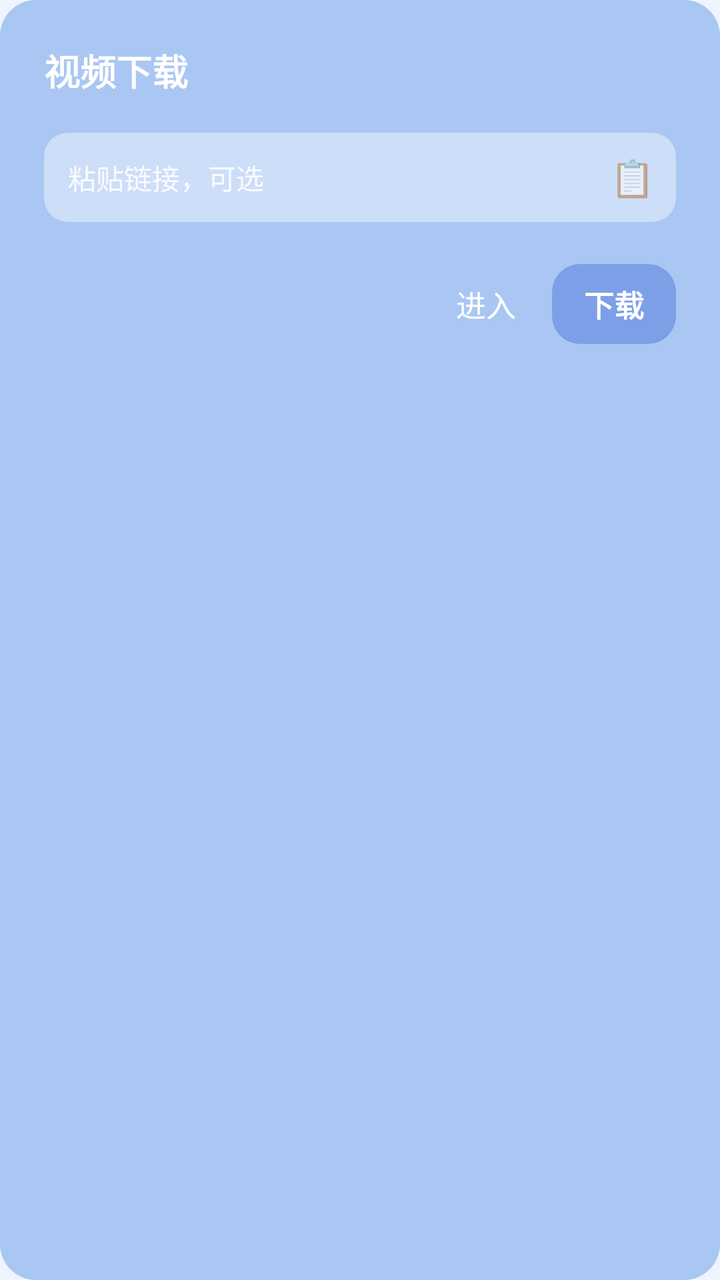
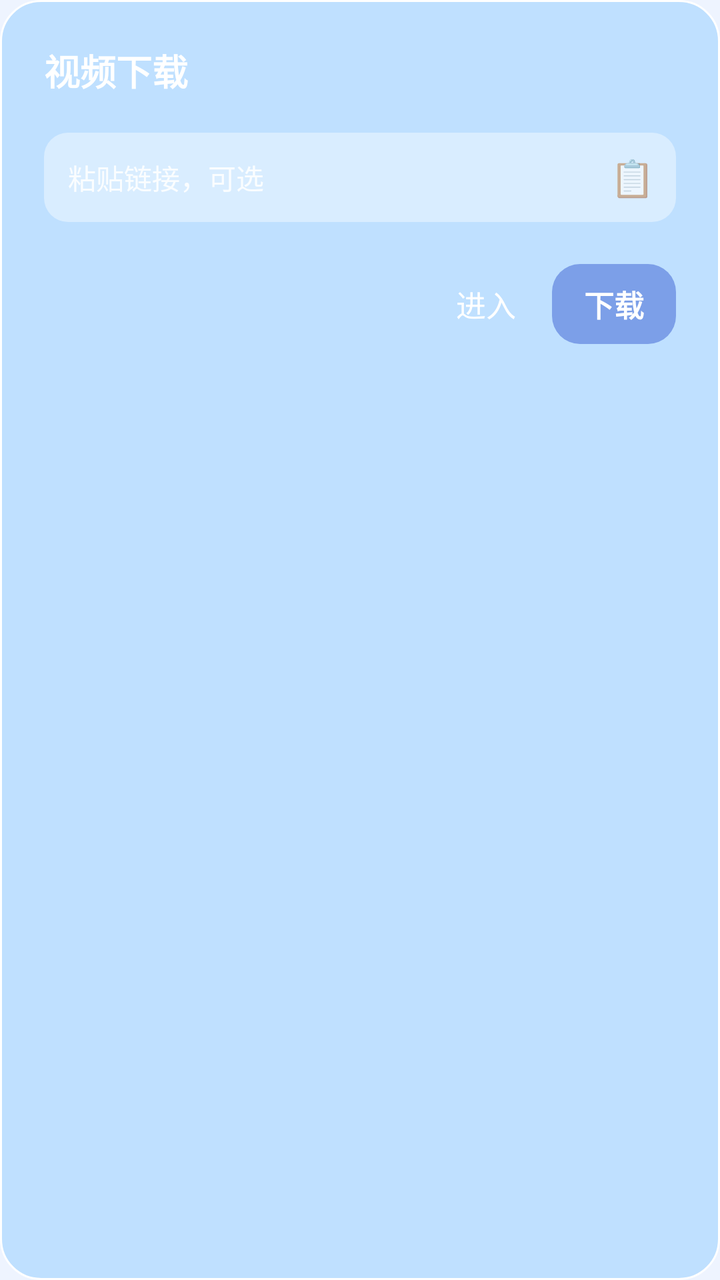

An Android layout rendered at two revisions. The XML below is the earlier revision; the diff shows what the commit changed to produce the second picture.
<!-- AndroidManifest.xml: application theme AppTheme -->
<!-- res/layout/dialog_vdl.xml -->
<?xml version="1.0" encoding="utf-8"?>
<LinearLayout xmlns:android="http://schemas.android.com/apk/res/android"
    android:layout_width="match_parent"
    android:layout_height="wrap_content"
    android:orientation="vertical"
    android:background="@drawable/bg_dialog_blue"
    android:padding="22dp">

    <TextView
        android:id="@+id/tv_dialog_title"
        android:layout_width="wrap_content"
        android:layout_height="wrap_content"
        android:text="视频下载"
        android:textColor="#FFFFFF"
        android:textSize="18sp"
        android:textStyle="bold"/>

    
    <LinearLayout
        android:layout_width="match_parent"
        android:layout_height="wrap_content"
        android:orientation="horizontal"
        android:gravity="center_vertical"
        android:layout_marginTop="18dp"
        android:background="@drawable/bg_input_flat">

        <EditText
            android:id="@+id/et_vdl_url"
            android:layout_width="0dp"
            android:layout_height="wrap_content"
            android:layout_weight="1"
            android:background="@null"
            android:padding="12dp"
            android:textColor="#FFFFFF"
            android:textColorHint="#DDFFFFFF"
            android:textSize="14sp"
            android:hint="粘贴链接，可选"
            android:maxLines="1"
            android:singleLine="true"
            android:inputType="textUri"/>

        <TextView
            android:id="@+id/btn_vdl_paste"
            android:layout_width="44dp"
            android:layout_height="44dp"
            android:gravity="center"
            android:text="📋"
            android:textSize="18sp"/>
    </LinearLayout>

    
    <LinearLayout
        android:layout_width="match_parent"
        android:layout_height="wrap_content"
        android:orientation="horizontal"
        android:gravity="right|center_vertical"
        android:layout_marginTop="20dp">

        <TextView
            android:id="@+id/btn_vdl_cancel"
            android:layout_width="wrap_content"
            android:layout_height="wrap_content"
            android:text="进入"
            android:textColor="#FFFFFF"
            android:textSize="15sp"
            android:padding="10dp"/>

        <TextView
            android:id="@+id/btn_vdl_go"
            android:layout_width="wrap_content"
            android:layout_height="wrap_content"
            android:layout_marginLeft="8dp"
            android:text="下载"
            android:textColor="#FFFFFF"
            android:textStyle="bold"
            android:textSize="15sp"
            android:paddingLeft="16dp" android:paddingRight="16dp"
            android:paddingTop="9dp" android:paddingBottom="9dp"
            android:background="@drawable/bg_btn_deep"/>
    </LinearLayout>
</LinearLayout>
<!-- resources referenced by this layout -->
<resources>
  <!-- drawable bg_btn_deep (drawable) -->
  <?xml version="1.0" encoding="utf-8"?>
  <shape xmlns:android="http://schemas.android.com/apk/res/android" android:shape="rectangle">
      <solid android:color="#7C9FE8"/>
      <corners android:radius="14dp"/>
  </shape>
  <!-- drawable bg_dialog_blue (drawable) -->
  <?xml version="1.0" encoding="utf-8"?>
  <shape xmlns:android="http://schemas.android.com/apk/res/android" android:shape="rectangle">
      <solid android:color="#A9C7F2"/>
      <corners android:radius="18dp"/>
  </shape>
  <!-- drawable bg_input_flat (drawable) -->
  <?xml version="1.0" encoding="utf-8"?>
  <shape xmlns:android="http://schemas.android.com/apk/res/android" android:shape="rectangle">
      <solid android:color="#66FFFFFF"/>
      <corners android:radius="12dp"/>
  </shape>
  <style name="AppTheme" parent="Theme.MaterialComponents.DayNight.NoActionBar">
          <item name="android:windowFullscreen">true</item>
          
          <item name="android:windowSplashScreenBackground">@color/bg</item>
          <item name="android:windowSplashScreenAnimatedIcon">@drawable/splash_transparent</item>
          <item name="android:windowSplashScreenAnimationDuration">0</item>
          <item name="android:windowSplashScreenBehavior">icon_preferred</item>
          <item name="android:windowNoTitle">true</item>
          <item name="android:windowTranslucentNavigation">true</item>
          <item name="android:windowBackground">@color/bg</item>
          <item name="android:colorAccent">@color/blue2</item>
          <item name="colorPrimary">@color/blue2</item>
          <item name="colorSecondary">@color/blue2</item>
          <item name="android:colorControlHighlight">#22315CDE</item>
      </style>
  <color name="bg">#EEF4FF</color>
  <!-- drawable splash_transparent (drawable) -->
  <?xml version="1.0" encoding="utf-8"?>
  <shape xmlns:android="http://schemas.android.com/apk/res/android">
      <solid android:color="@android:color/transparent"/>
  </shape>
  <color name="blue2">#1677FF</color>
</resources>

<!-- the commit's change to res/layout/dialog_vdl.xml (unified diff, before → after) -->
@@ -3,7 +3,7 @@
     android:layout_width="match_parent"
     android:layout_height="wrap_content"
     android:orientation="vertical"
-    android:background="@drawable/bg_dialog_blue"
+    android:id="@+id/dialogRoot" android:background="@drawable/bg_dialog_light"
     android:padding="22dp">
 
     <TextView
<!-- resource entries referenced after the edit -->
@@ -6,11 +6,12 @@
       <solid android:color="#7C9FE8"/>
       <corners android:radius="14dp"/>
   </shape>
-  <!-- drawable bg_dialog_blue (drawable) -->
+  <!-- drawable bg_dialog_light (drawable) -->
   <?xml version="1.0" encoding="utf-8"?>
   <shape xmlns:android="http://schemas.android.com/apk/res/android" android:shape="rectangle">
-      <solid android:color="#A9C7F2"/>
-      <corners android:radius="18dp"/>
+      <solid android:color="#BFE0FF"/>
+      <stroke android:width="1dp" android:color="#FFFFFF"/>
+      <corners android:radius="20dp"/>
   </shape>
   <!-- drawable bg_input_flat (drawable) -->
   <?xml version="1.0" encoding="utf-8"?>
